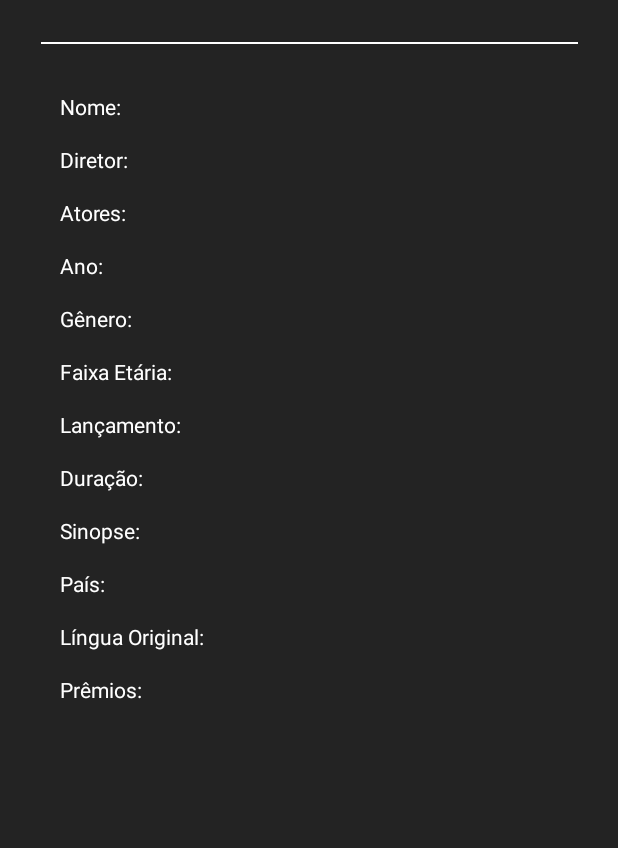
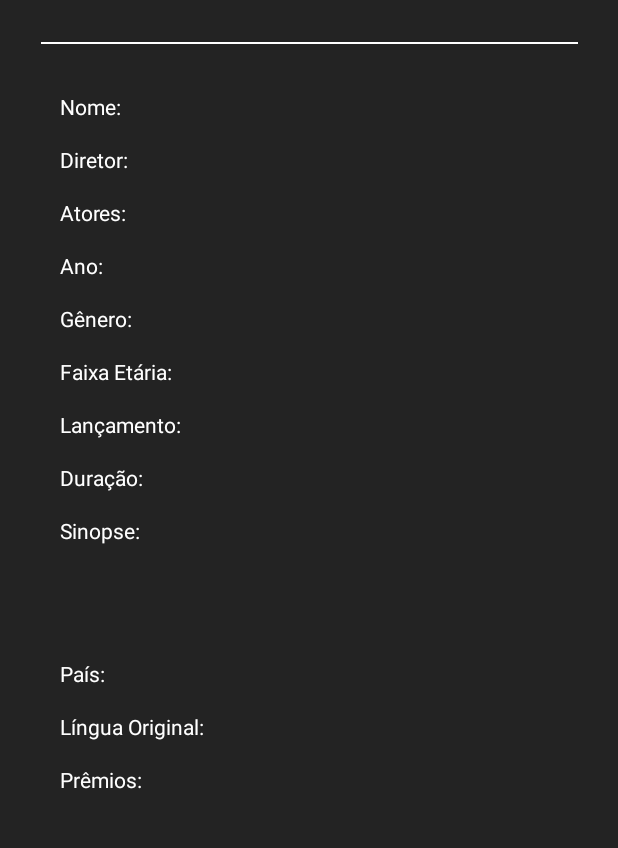
Before and after one commit to GuilhermeUrenha/Filmes, an Android app: the layout activity_filme.xml on its own in the app's theme, with its tools: preview values and no code run, on a phone screen of 412 x 824 dp, the part 103-951 px from its top. Run offline under Robolectric (Android 15) with nearby library versions, the phone set to English and light mode, and no system bars.

Commit message:
Ajuste dos elementos do filme

```diff
--- a/app/src/main/res/layout/activity_filme.xml
+++ b/app/src/main/res/layout/activity_filme.xml
@@ -11,7 +11,7 @@
         android:id="@+id/lbPas"
         android:layout_width="wrap_content"
         android:layout_height="wrap_content"
-        android:layout_marginTop="16dp"
+        android:layout_marginTop="76dp"
         android:text="@string/pais"
         android:textColor="#FFFFFF"
         app:layout_constraintStart_toStartOf="@+id/lbSin"
```
